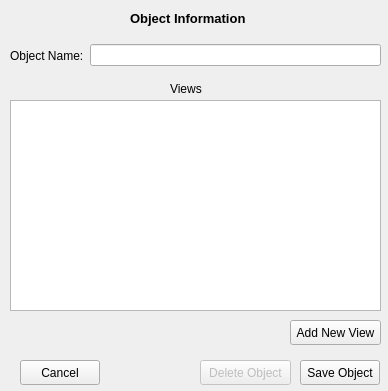
Qt form frontend/object_info.ui (hilmandayo/pymagextractor) before a commit.
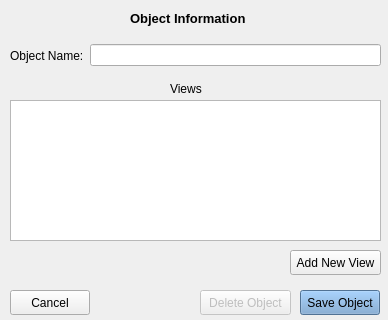
The same form after that commit.

Diff of the .ui file:
```diff
--- a/frontend/object_info.ui
+++ b/frontend/object_info.ui
@@ -7,7 +7,7 @@
     <x>0</x>
     <y>0</y>
     <width>388</width>
-    <height>391</height>
+    <height>320</height>
    </rect>
   </property>
   <property name="sizePolicy">
@@ -19,13 +19,13 @@
   <property name="minimumSize">
    <size>
     <width>388</width>
-    <height>391</height>
+    <height>320</height>
    </size>
   </property>
   <property name="maximumSize">
    <size>
     <width>388</width>
-    <height>391</height>
+    <height>320</height>
    </size>
   </property>
   <property name="windowTitle">
@@ -77,11 +77,426 @@
    <property name="geometry">
     <rect>
      <x>300</x>
-     <y>360</y>
+     <y>290</y>
      <width>80</width>
      <height>25</height>
     </rect>
    </property>
+   <property name="palette">
+    <palette>
+     <active>
+      <colorrole role="WindowText">
+       <brush brushstyle="SolidPattern">
+        <color alpha="255">
+         <red>0</red>
+         <green>0</green>
+         <blue>0</blue>
+        </color>
+       </brush>
+      </colorrole>
+      <colorrole role="Button">
+       <brush brushstyle="SolidPattern">
+        <color alpha="255">
+         <red>114</red>
+         <green>159</green>
+         <blue>207</blue>
+        </color>
+       </brush>
+      </colorrole>
+      <colorrole role="Light">
+       <brush brushstyle="SolidPattern">
+        <color alpha="255">
+         <red>196</red>
+         <green>225</green>
+         <blue>255</blue>
+        </color>
+       </brush>
+      </colorrole>
+      <colorrole role="Midlight">
+       <brush brushstyle="SolidPattern">
+        <color alpha="255">
+         <red>155</red>
+         <green>192</green>
+         <blue>231</blue>
+        </color>
+       </brush>
+      </colorrole>
+      <colorrole role="Dark">
+       <brush brushstyle="SolidPattern">
+        <color alpha="255">
+         <red>57</red>
+         <green>79</green>
+         <blue>103</blue>
+        </color>
+       </brush>
+      </colorrole>
+      <colorrole role="Mid">
+       <brush brushstyle="SolidPattern">
+        <color alpha="255">
+         <red>76</red>
+         <green>106</green>
+         <blue>138</blue>
+        </color>
+       </brush>
+      </colorrole>
+      <colorrole role="Text">
+       <brush brushstyle="SolidPattern">
+        <color alpha="255">
+         <red>0</red>
+         <green>0</green>
+         <blue>0</blue>
+        </color>
+       </brush>
+      </colorrole>
+      <colorrole role="BrightText">
+       <brush brushstyle="SolidPattern">
+        <color alpha="255">
+         <red>255</red>
+         <green>255</green>
+         <blue>255</blue>
+        </color>
+       </brush>
+      </colorrole>
+      <colorrole role="ButtonText">
+       <brush brushstyle="SolidPattern">
+        <color alpha="255">
+         <red>0</red>
+         <green>0</green>
+         <blue>0</blue>
+        </color>
+       </brush>
+      </colorrole>
+      <colorrole role="Base">
+       <brush brushstyle="SolidPattern">
+        <color alpha="255">
+         <red>255</red>
+         <green>255</green>
+         <blue>255</blue>
+        </color>
+       </brush>
+      </colorrole>
+      <colorrole role="Window">
+       <brush brushstyle="SolidPattern">
+        <color alpha="255">
+         <red>114</red>
+         <green>159</green>
+         <blue>207</blue>
+        </color>
+       </brush>
+      </colorrole>
+      <colorrole role="Shadow">
+       <brush brushstyle="SolidPattern">
+        <color alpha="255">
+         <red>0</red>
+         <green>0</green>
+         <blue>0</blue>
+        </color>
+       </brush>
+      </colorrole>
+      <colorrole role="AlternateBase">
+       <brush brushstyle="SolidPattern">
+        <color alpha="255">
+         <red>184</red>
+         <green>207</green>
+         <blue>231</blue>
+        </color>
+       </brush>
+      </colorrole>
+      <colorrole role="ToolTipBase">
+       <brush brushstyle="SolidPattern">
+        <color alpha="255">
+         <red>255</red>
+         <green>255</green>
+         <blue>220</blue>
+        </color>
+       </brush>
+      </colorrole>
+      <colorrole role="ToolTipText">
+       <brush brushstyle="SolidPattern">
+        <color alpha="255">
+         <red>0</red>
+         <green>0</green>
+         <blue>0</blue>
+        </color>
+       </brush>
+      </colorrole>
+     </active>
+     <inactive>
+      <colorrole role="WindowText">
+       <brush brushstyle="SolidPattern">
+        <color alpha="255">
+         <red>0</red>
+         <green>0</green>
+         <blue>0</blue>
+        </color>
+       </brush>
+      </colorrole>
+      <colorrole role="Button">
+       <brush brushstyle="SolidPattern">
+        <color alpha="255">
+         <red>114</red>
+         <green>159</green>
+         <blue>207</blue>
+        </color>
+       </brush>
+      </colorrole>
+      <colorrole role="Light">
+       <brush brushstyle="SolidPattern">
+        <color alpha="255">
+         <red>196</red>
+         <green>225</green>
+         <blue>255</blue>
+        </color>
+       </brush>
+      </colorrole>
+      <colorrole role="Midlight">
+       <brush brushstyle="SolidPattern">
+        <color alpha="255">
+         <red>155</red>
+         <green>192</green>
+         <blue>231</blue>
+        </color>
+       </brush>
+      </colorrole>
+      <colorrole role="Dark">
+       <brush brushstyle="SolidPattern">
+        <color alpha="255">
+         <red>57</red>
+         <green>79</green>
+         <blue>103</blue>
+        </color>
+       </brush>
+      </colorrole>
+      <colorrole role="Mid">
+       <brush brushstyle="SolidPattern">
+        <color alpha="255">
+         <red>76</red>
+         <green>106</green>
+         <blue>138</blue>
+        </color>
+       </brush>
+      </colorrole>
+      <colorrole role="Text">
+       <brush brushstyle="SolidPattern">
+        <color alpha="255">
+         <red>0</red>
+         <green>0</green>
+         <blue>0</blue>
+        </color>
+       </brush>
+      </colorrole>
+      <colorrole role="BrightText">
+       <brush brushstyle="SolidPattern">
+        <color alpha="255">
+         <red>255</red>
+         <green>255</green>
+         <blue>255</blue>
+        </color>
+       </brush>
+      </colorrole>
+      <colorrole role="ButtonText">
+       <brush brushstyle="SolidPattern">
+        <color alpha="255">
+         <red>0</red>
+         <green>0</green>
+         <blue>0</blue>
+        </color>
+       </brush>
+      </colorrole>
+      <colorrole role="Base">
+       <brush brushstyle="SolidPattern">
+        <color alpha="255">
+         <red>255</red>
+         <green>255</green>
+         <blue>255</blue>
+        </color>
+       </brush>
+      </colorrole>
+      <colorrole role="Window">
+       <brush brushstyle="SolidPattern">
+        <color alpha="255">
+         <red>114</red>
+         <green>159</green>
+         <blue>207</blue>
+        </color>
+       </brush>
+      </colorrole>
+      <colorrole role="Shadow">
+       <brush brushstyle="SolidPattern">
+        <color alpha="255">
+         <red>0</red>
+         <green>0</green>
+         <blue>0</blue>
+        </color>
+       </brush>
+      </colorrole>
+      <colorrole role="AlternateBase">
+       <brush brushstyle="SolidPattern">
+        <color alpha="255">
+         <red>184</red>
+         <green>207</green>
+         <blue>231</blue>
+        </color>
+       </brush>
+      </colorrole>
+      <colorrole role="ToolTipBase">
+       <brush brushstyle="SolidPattern">
+        <color alpha="255">
+         <red>255</red>
+         <green>255</green>
+         <blue>220</blue>
+        </color>
+       </brush>
+      </colorrole>
+      <colorrole role="ToolTipText">
+       <brush brushstyle="SolidPattern">
+        <color alpha="255">
+         <red>0</red>
+         <green>0</green>
+         <blue>0</blue>
+        </color>
+       </brush>
+      </colorrole>
+     </inactive>
+     <disabled>
+      <colorrole role="WindowText">
+       <brush brushstyle="SolidPattern">
+        <color alpha="255">
+         <red>57</red>
+         <green>79</green>
+         <blue>103</blue>
+        </color>
+       </brush>
+      </colorrole>
+      <colorrole role="Button">
+       <brush brushstyle="SolidPattern">
+        <color alpha="255">
+         <red>114</red>
+         <green>159</green>
+         <blue>207</blue>
+        </color>
+       </brush>
+      </colorrole>
+      <colorrole role="Light">
+       <brush brushstyle="SolidPattern">
+        <color alpha="255">
+         <red>196</red>
+         <green>225</green>
+         <blue>255</blue>
+        </color>
+       </brush>
+      </colorrole>
+      <colorrole role="Midlight">
+       <brush brushstyle="SolidPattern">
+        <color alpha="255">
+         <red>155</red>
+         <green>192</green>
+         <blue>231</blue>
+        </color>
+       </brush>
+      </colorrole>
+      <colorrole role="Dark">
+       <brush brushstyle="SolidPattern">
+        <color alpha="255">
+         <red>57</red>
+         <green>79</green>
+         <blue>103</blue>
+        </color>
+       </brush>
+      </colorrole>
+      <colorrole role="Mid">
+       <brush brushstyle="SolidPattern">
+        <color alpha="255">
+         <red>76</red>
+         <green>106</green>
+         <blue>138</blue>
+        </color>
+       </brush>
+      </colorrole>
+      <colorrole role="Text">
+       <brush brushstyle="SolidPattern">
+        <color alpha="255">
+         <red>57</red>
+         <green>79</green>
+         <blue>103</blue>
+        </color>
+       </brush>
+      </colorrole>
+      <colorrole role="BrightText">
+       <brush brushstyle="SolidPattern">
+        <color alpha="255">
+         <red>255</red>
+         <green>255</green>
+         <blue>255</blue>
+        </color>
+       </brush>
+      </colorrole>
+      <colorrole role="ButtonText">
+       <brush brushstyle="SolidPattern">
+        <color alpha="255">
+         <red>57</red>
+         <green>79</green>
+         <blue>103</blue>
+        </color>
+       </brush>
+      </colorrole>
+      <colorrole role="Base">
+       <brush brushstyle="SolidPattern">
+        <color alpha="255">
+         <red>114</red>
+         <green>159</green>
+         <blue>207</blue>
+        </color>
+       </brush>
+      </colorrole>
+      <colorrole role="Window">
+       <brush brushstyle="SolidPattern">
+        <color alpha="255">
+         <red>114</red>
+         <green>159</green>
+         <blue>207</blue>
+        </color>
+       </brush>
+      </colorrole>
+      <colorrole role="Shadow">
+       <brush brushstyle="SolidPattern">
+        <color alpha="255">
+         <red>0</red>
+         <green>0</green>
+         <blue>0</blue>
+        </color>
+       </brush>
+      </colorrole>
+      <colorrole role="AlternateBase">
+       <brush brushstyle="SolidPattern">
+        <color alpha="255">
+         <red>114</red>
+         <green>159</green>
+         <blue>207</blue>
+        </color>
+       </brush>
+      </colorrole>
+      <colorrole role="ToolTipBase">
+       <brush brushstyle="SolidPattern">
+        <color alpha="255">
+         <red>255</red>
+         <green>255</green>
+         <blue>220</blue>
+        </color>
+       </brush>
+      </colorrole>
+      <colorrole role="ToolTipText">
+       <brush brushstyle="SolidPattern">
+        <color alpha="255">
+         <red>0</red>
+         <green>0</green>
+         <blue>0</blue>
+        </color>
+       </brush>
+      </colorrole>
+     </disabled>
+    </palette>
+   </property>
    <property name="text">
     <string>Save Object</string>
    </property>
@@ -89,8 +504,8 @@
   <widget class="QPushButton" name="cancel_bnt">
    <property name="geometry">
     <rect>
-     <x>20</x>
-     <y>360</y>
+     <x>10</x>
+     <y>290</y>
      <width>80</width>
      <height>25</height>
     </rect>
@@ -106,7 +521,7 @@
    <property name="geometry">
     <rect>
      <x>200</x>
-     <y>360</y>
+     <y>290</y>
      <width>91</width>
      <height>25</height>
     </rect>
@@ -119,7 +534,7 @@
    <property name="geometry">
     <rect>
      <x>290</x>
-     <y>320</y>
+     <y>250</y>
      <width>91</width>
      <height>25</height>
     </rect>
@@ -147,7 +562,7 @@
      <x>10</x>
      <y>100</y>
      <width>371</width>
-     <height>211</height>
+     <height>141</height>
     </rect>
    </property>
   </widget>
```
